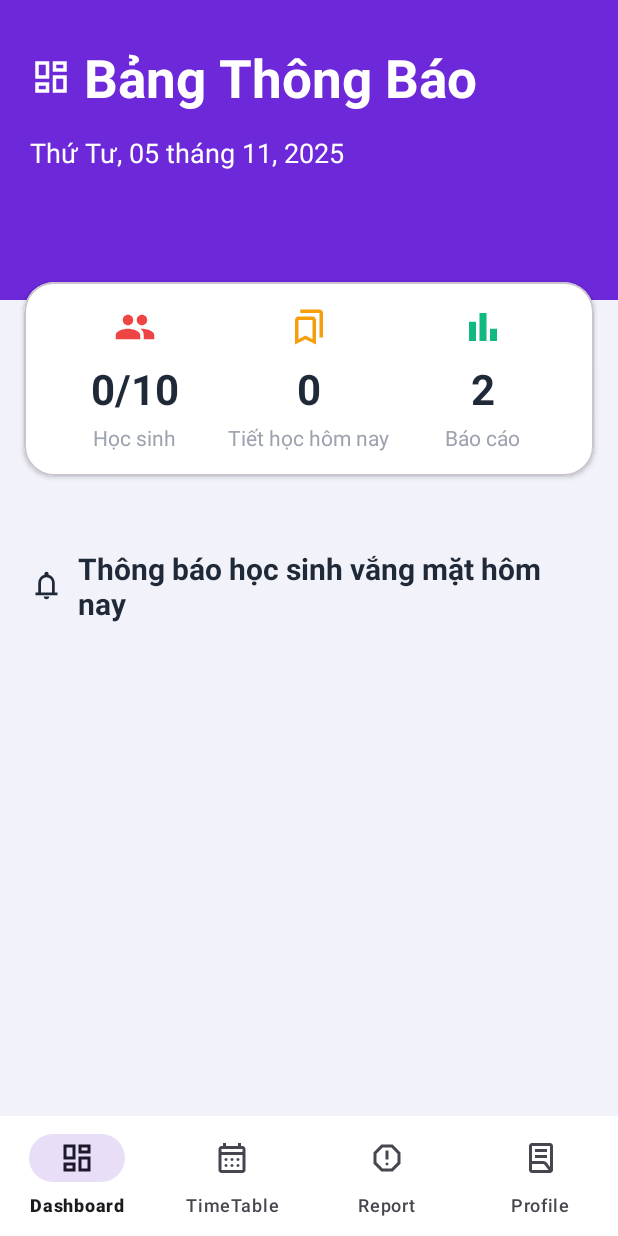
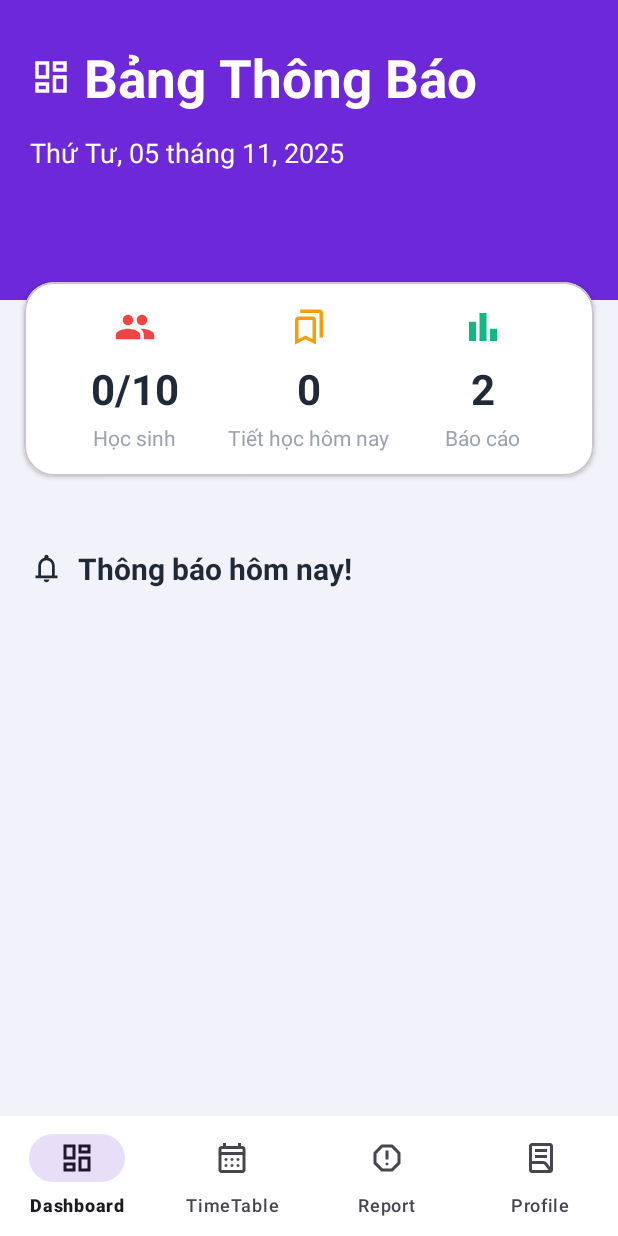
Before and after one commit to nguyentp24/Edu-Connect, an Android app: the DashboardFragment screen opened directly, with no data from a screen before it, on a phone screen of 412 x 824 dp. Run offline under Robolectric (Android 15) with nearby library versions, the phone set to English and light mode, and no system bars.

```diff
--- a/app/src/main/res/layout/fragment_dashboard.xml
+++ b/app/src/main/res/layout/fragment_dashboard.xml
@@ -83,7 +83,8 @@
                         android:layout_height="wrap_content"
                         android:layout_weight="1"
                         android:gravity="center_horizontal"
-                        android:orientation="vertical">
+                        android:orientation="vertical"
+                        android:id="@+id/colStudents">
 
                         <ImageView
                             android:layout_width="28dp"
@@ -116,7 +117,8 @@
                         android:layout_height="wrap_content"
                         android:layout_weight="1"
                         android:gravity="center_horizontal"
-                        android:orientation="vertical">
+                        android:orientation="vertical"
+                        android:id="@+id/colPeriods">
 
                         <ImageView
                             android:layout_width="28dp"
@@ -149,7 +151,8 @@
                         android:layout_height="wrap_content"
                         android:layout_weight="1"
                         android:gravity="center_horizontal"
-                        android:orientation="vertical">
+                        android:orientation="vertical"
+                        android:id="@+id/colReports">
 
                         <ImageView
                             android:layout_width="28dp"
@@ -200,7 +203,7 @@
                     android:layout_width="wrap_content"
                     android:layout_height="wrap_content"
                     android:layout_marginLeft="10dp"
-                    android:text="@string/no_absent"
+                    android:text="@string/notificationDashboard"
                     android:textColor="@color/tertiary"
                     android:textStyle="bold"
                     android:textSize="20sp"/>
@@ -214,6 +217,15 @@
                 android:padding="16dp"
                 android:clipToPadding="false" />
 
+            <!-- RecyclerView hiển thị các tiết học hôm nay -->
+            <androidx.recyclerview.widget.RecyclerView
+                android:id="@+id/rvSchedules"
+                android:layout_width="match_parent"
+                android:layout_height="wrap_content"
+                android:padding="16dp"
+                android:clipToPadding="false"
+                android:visibility="gone" />
+
         </LinearLayout>
     </ScrollView>
 </androidx.coordinatorlayout.widget.CoordinatorLayout>
--- a/app/src/main/res/values/strings.xml
+++ b/app/src/main/res/values/strings.xml
@@ -32,7 +32,7 @@
     <string name="students">Học sinh</string>
     <string name="today_periods">Tiết học hôm nay</string>
     <string name="reports">Báo cáo</string>
-    <string name="no_absent">Thông báo học sinh vắng mặt hôm nay</string>
+    <string name="notificationDashboard">Thông báo hôm nay!</string>
 
     <string name="add_student">Thêm học sinh</string>
     <string name="student_name">Họ và tên</string>
```
Also changed, not shown: app/src/main/java/com/example/educonnect/ui/tabs/DashboardFragment.java (+53 -3 lines).
